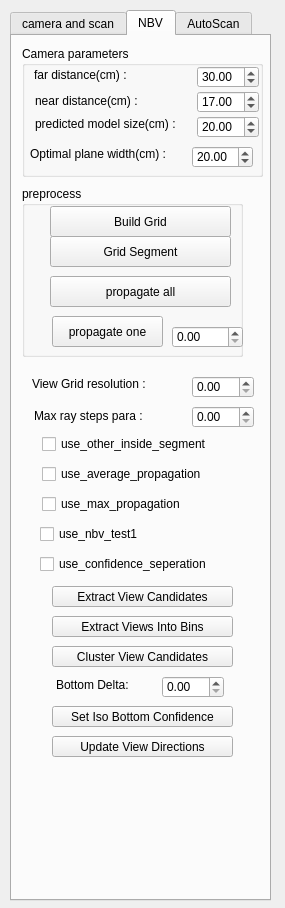
First picture: the form in Point Cloud/UI/camera_para.ui, repository sunwaylive/quality-driven-poisson-guided-autoscanning, before the edit.
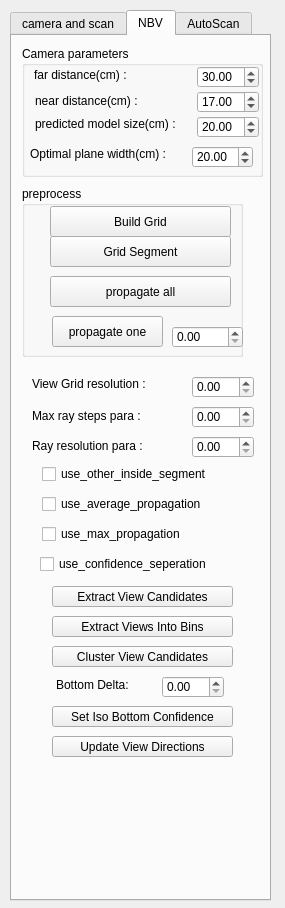
Second picture: the form after the edit. The open tabs and pages were chosen to show the change.

Commit message: added: 1,add sample to original 2,fix wheel bug 3,ray_resolution_para

What changed in the file:
```diff
--- a/Point Cloud/UI/camera_para.ui
+++ b/Point Cloud/UI/camera_para.ui
@@ -502,7 +502,7 @@
      <property name="geometry">
       <rect>
        <x>30</x>
-       <y>400</y>
+       <y>430</y>
        <width>201</width>
        <height>16</height>
       </rect>
@@ -549,9 +549,9 @@
     <widget class="QLabel" name="label_8">
      <property name="geometry">
       <rect>
-       <x>22</x>
+       <x>20</x>
        <y>370</y>
-       <width>121</width>
+       <width>131</width>
        <height>20</height>
       </rect>
      </property>
@@ -563,7 +563,7 @@
      <property name="geometry">
       <rect>
        <x>30</x>
-       <y>430</y>
+       <y>460</y>
        <width>201</width>
        <height>16</height>
       </rect>
@@ -572,24 +572,11 @@
       <string>use_average_propagation</string>
      </property>
     </widget>
-    <widget class="QCheckBox" name="use_nbv_test1">
-     <property name="geometry">
-      <rect>
-       <x>28</x>
-       <y>490</y>
-       <width>201</width>
-       <height>16</height>
-      </rect>
-     </property>
-     <property name="text">
-      <string>use_nbv_test1</string>
-     </property>
-    </widget>
     <widget class="QCheckBox" name="use_max_propagation">
      <property name="geometry">
       <rect>
        <x>30</x>
-       <y>460</y>
+       <y>490</y>
        <width>201</width>
        <height>16</height>
       </rect>
@@ -809,6 +796,41 @@
       </property>
      </widget>
     </widget>
+    <widget class="QDoubleSpinBox" name="ray_resolution_para">
+     <property name="geometry">
+      <rect>
+       <x>180</x>
+       <y>400</y>
+       <width>62</width>
+       <height>22</height>
+      </rect>
+     </property>
+     <property name="decimals">
+      <number>2</number>
+     </property>
+     <property name="maximum">
+      <double>1000.000000000000000</double>
+     </property>
+     <property name="singleStep">
+      <double>1.000000000000000</double>
+     </property>
+     <property name="value">
+      <double>0.000000000000000</double>
+     </property>
+    </widget>
+    <widget class="QLabel" name="label_10">
+     <property name="geometry">
+      <rect>
+       <x>20</x>
+       <y>400</y>
+       <width>131</width>
+       <height>20</height>
+      </rect>
+     </property>
+     <property name="text">
+      <string>Ray resolution para :</string>
+     </property>
+    </widget>
    </widget>
    <widget class="QWidget" name="tab_3">
     <attribute name="title">
```
Left out of the diff: 2 changed lines with no effect on the pictures. The commit also changes 9 other files.
